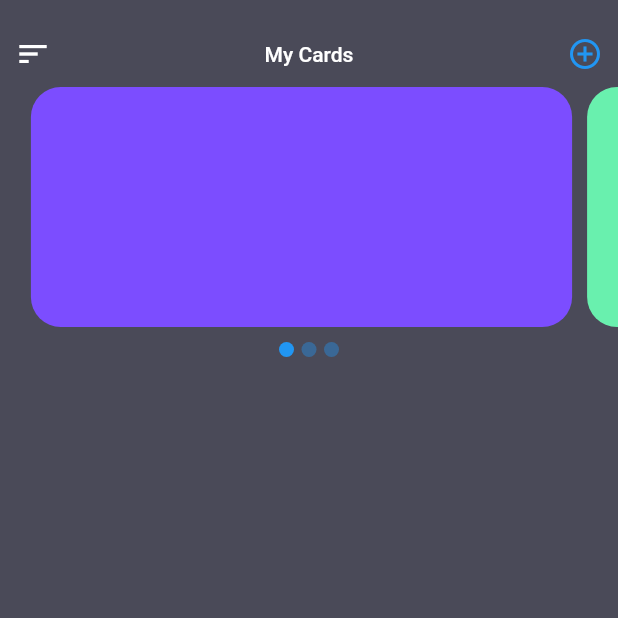
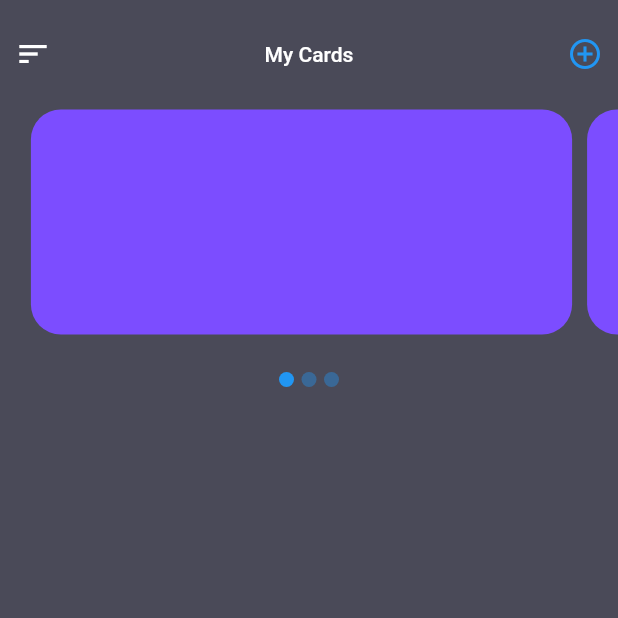
Before and after one commit to nimesh1997/flutter_dashboard_ui, a Flutter app: the screen it shows after launch, on a phone screen of 412 x 824 dp, the top half of it. Run offline on Flutter 3.47's test engine with Material 2 defaults, Android fonts, the phone set to English and light mode, and no system bars; our stand-ins replace dots_indicator.

Commit message:
minor bugs fixed

```diff
--- a/lib/screens/HomeScreen.dart
+++ b/lib/screens/HomeScreen.dart
@@ -10,6 +10,19 @@ class HomeScreen extends StatefulWidget {
 class _HomeScreenState extends State<HomeScreen> {
   bool isDrawerOpen = false;
   int currentPageIndex = 0;
+  PageController _controller;
+
+  @override
+  void initState() {
+    _controller = PageController(initialPage: currentPageIndex, keepPage: false, viewportFraction: 0.9);
+    super.initState();
+  }
+
+  @override
+  void dispose() {
+    _controller.dispose();
+    super.dispose();
+  }
 
   @override
   Widget build(BuildContext context) {
@@ -155,7 +168,7 @@ class _HomeScreenState extends State<HomeScreen> {
 
   _buildPageCarousel() {
     return Container(
-        height: 200.0,
+        height: 250.0,
         decoration: BoxDecoration(borderRadius: BorderRadius.all(Radius.circular(20.0))),
         child: Column(
           crossAxisAlignment: CrossAxisAlignment.center,
@@ -163,40 +176,19 @@ class _HomeScreenState extends State<HomeScreen> {
           children: <Widget>[
             Container(
                 margin: EdgeInsets.only(top: 10.0),
-              height: 160.0,
-              child: PageView(
-                physics: BouncingScrollPhysics(),
-                controller: PageController(
-                  initialPage: currentPageIndex,
-                  viewportFraction: 0.9,
-                ),
-                onPageChanged: (pageIndex) {
-                  print('onChangedPageIndex: ' + pageIndex.toString());
+                height: 180.0,
+                child: PageView.builder(
+                    itemCount: 3,
+                    onPageChanged: (page) {
                       setState(() {
-                    currentPageIndex = pageIndex;
+                        currentPageIndex = page;
                       });
                     },
-                children: <Widget>[
-                  Container(
-                      margin: EdgeInsets.only(right: 10.0),
-                      width: 100.0,
-                      height: 100.0,
-                      decoration: BoxDecoration(color: Colors.deepPurpleAccent, borderRadius: BorderRadius.all(Radius.circular(20.0)))),
-                  Container(
-                    margin: EdgeInsets.only(right: 10.0),
-                    width: 100.0,
-                    height: 100.0,
-                    decoration: BoxDecoration(color: Colors.greenAccent, borderRadius: BorderRadius.all(Radius.circular(20.0))),
-                  ),
-                  Container(
-//                    margin: EdgeInsets.only(left: 20.0),
-                    width: 100.0,
-                    height: 100.0,
-                    decoration: BoxDecoration(color: Colors.amberAccent, borderRadius: BorderRadius.all(Radius.circular(20.0))),
-                  )
-                ],
-              ),
-            ),
+                    physics: BouncingScrollPhysics(),
+                    controller: _controller,
+                    itemBuilder: (BuildContext context, int index) {
+                      return _buildCarouselContainer(index);
+                    })),
             SizedBox(
               height: 10.0,
             ),
@@ -221,6 +213,29 @@ class _HomeScreenState extends State<HomeScreen> {
         ));
   }
 
+  _buildCarouselContainer(int index) {
+    return AnimatedBuilder(
+      animation: _controller,
+      builder: (BuildContext context, Widget child) {
+        double val = 1.0;
+        if (_controller.position.haveDimensions) {
+          val = _controller.page - index;
+          val = (1 - (val.abs() * 0.1)).clamp(0.0, 1.0);
+        }
+        return Center(
+          child: SizedBox(
+            height: val * 150.0,
+            child: child,
+          ),
+        );
+      },
+      child: Container(
+          margin: (index != 0 || index != 2) ? EdgeInsets.only(right: 10.0) : EdgeInsets.all(0.0),
+          decoration: BoxDecoration(color: Colors.deepPurpleAccent, borderRadius: BorderRadius.all(Radius.circular(20.0)))),
+    );
+  }
+}
+
 _buildSingleDot(Color color) {
   return Container(
     width: 10.0,
@@ -228,4 +243,3 @@ class _HomeScreenState extends State<HomeScreen> {
     decoration: BoxDecoration(shape: BoxShape.circle, color: color),
   );
 }
-}
```
Lines whose indentation alone changed are shown as unchanged.
